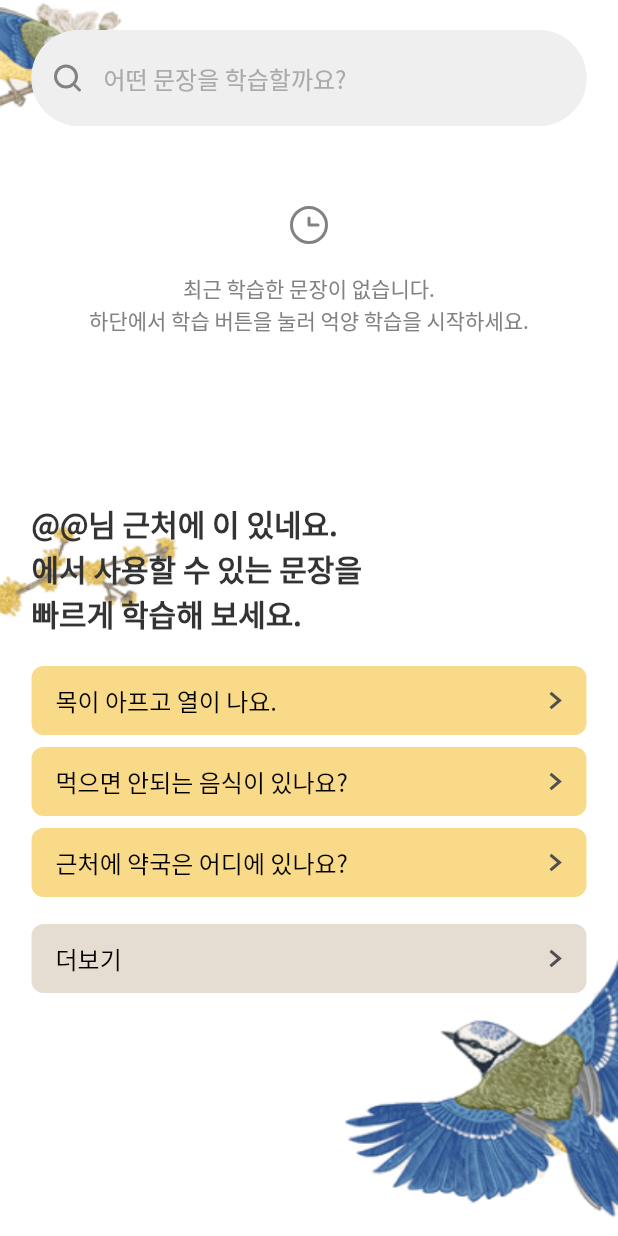
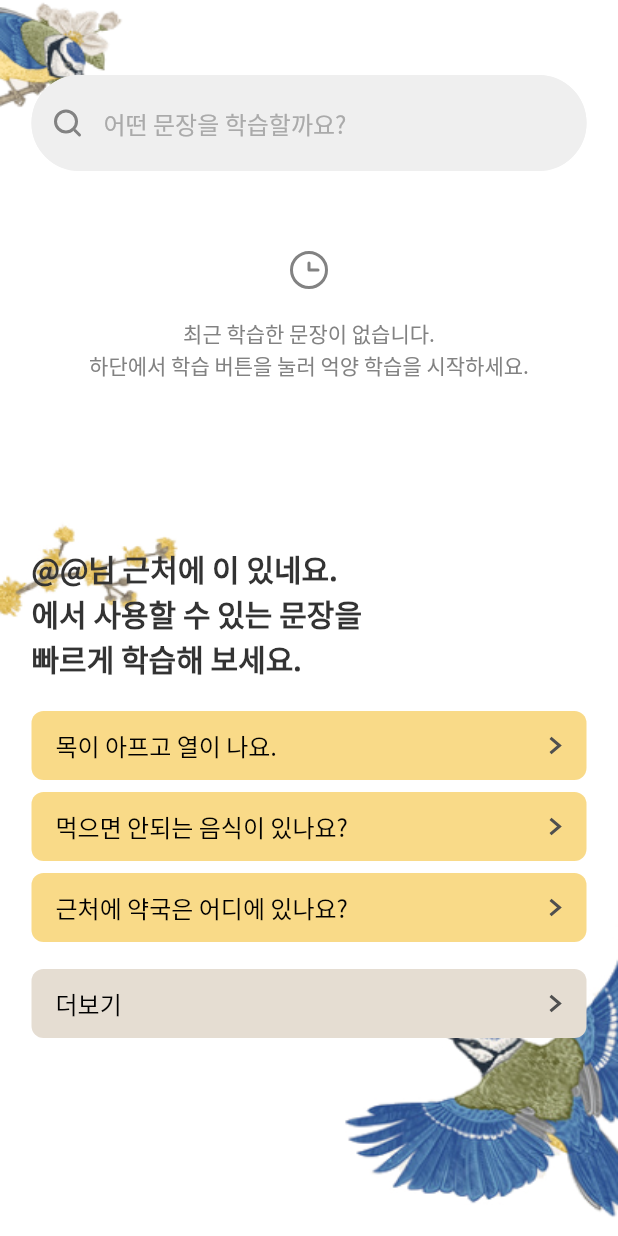
Before and after one commit to YeonJeans/Saera-Flutter, a Flutter app: the HomePage screen opened directly, on a phone screen of 412 x 824 dp. Run offline on Flutter 3.47's test engine with Material 2 defaults, Android fonts, the phone set to English and light mode, and no system bars; our stand-ins replace flutter_svg.

Commit message:
[Design/#11] modify search section padding

```diff
--- a/lib/home/presentation/home_screen.dart
+++ b/lib/home/presentation/home_screen.dart
@@ -1,6 +1,5 @@
 import 'package:flutter/material.dart';
 import 'package:flutter_svg/flutter_svg.dart';
-import 'package:saera/home/bookmark_home/presentation/bookmark_home_screen.dart';
 import 'package:saera/home/presentation/widgets/home_screen_background_image.dart';
 import 'package:saera/learn/search_learn/presentation/search_learn_screen.dart';
 import 'package:saera/style/color.dart';
@@ -53,7 +52,7 @@ class _HomePageState extends State<HomePage> {
     }
 
     Widget searchSection = Container(
-      padding: const EdgeInsets.only(top: 20),
+      padding: const EdgeInsets.only(top: 50.0),
       child: Row(
         children: <Widget>[
           Flexible(
```
